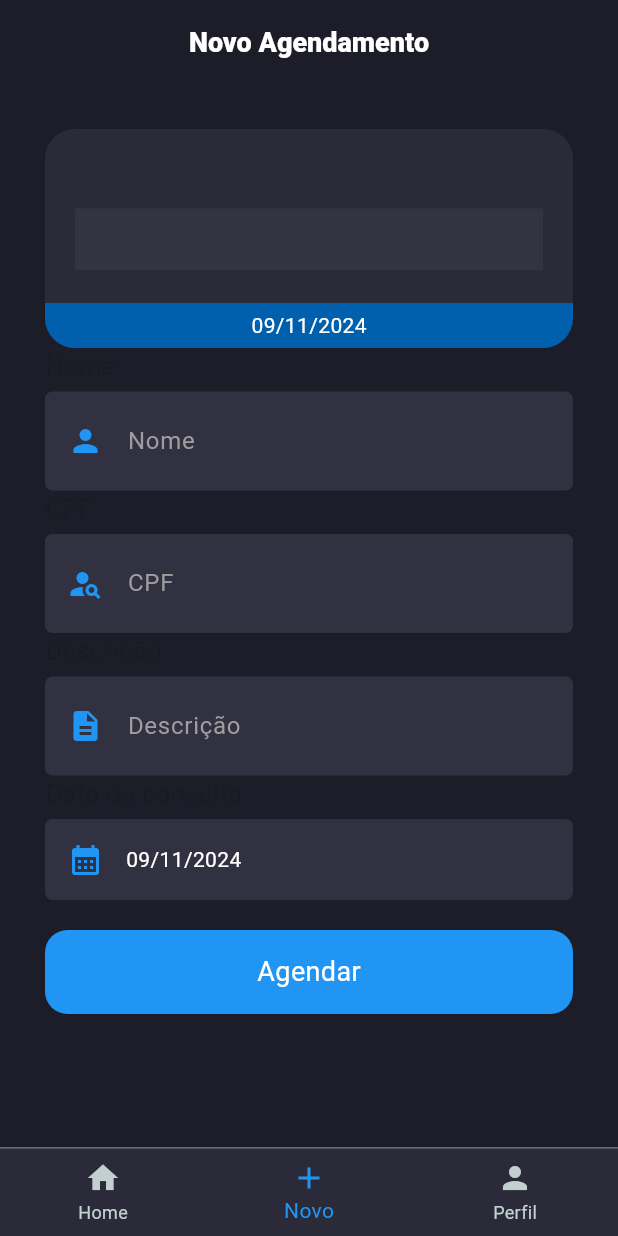
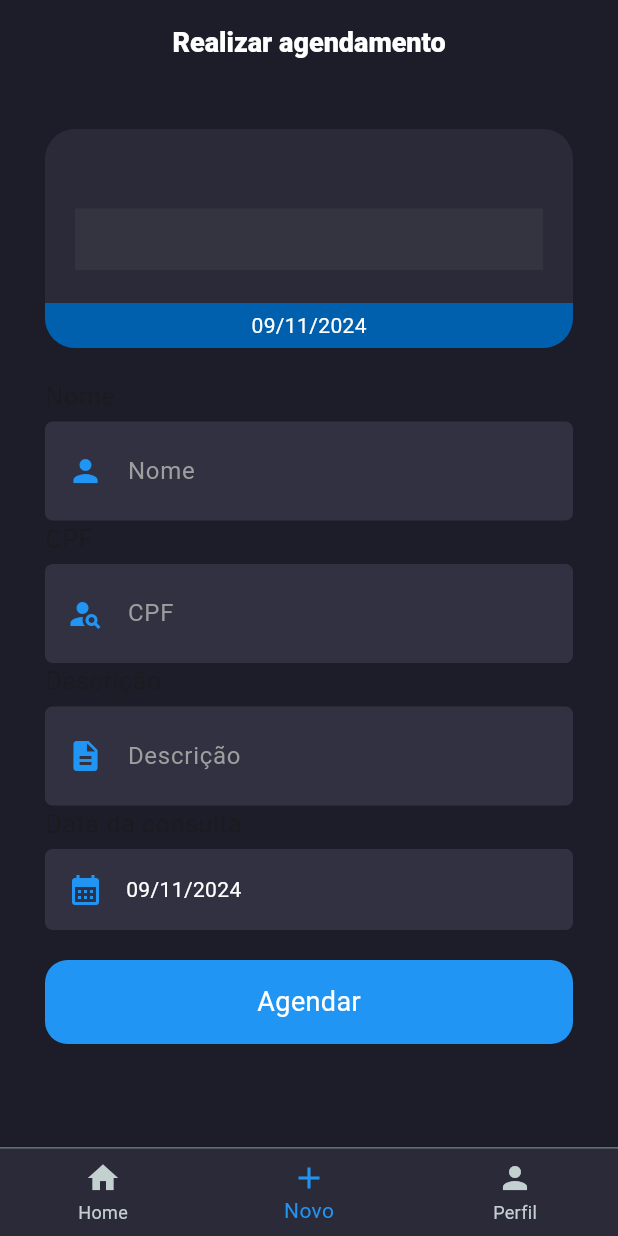
Before and after one commit to kaikdorvalo/agendify-flutter, a Flutter app: the screen it shows after launch, item 2 of the bottom bar chosen, on a phone screen of 412 x 824 dp. Run offline on Flutter 3.47's test engine with Material 3 defaults, Android fonts, the phone set to English and light mode, and no system bars; our stand-ins replace mask_text_input_formatter; network calls fail.

Commit message:
feat: update scheduling

```diff
--- a/lib/core/service/abstract/abstract_api.dart
+++ b/lib/core/service/abstract/abstract_api.dart
@@ -31,9 +31,9 @@ abstract class AbstractApi<T> {
     return response;
   }
 
-  Future<String> update(String id, dynamic body) async {
+  Future<Response> update(String id, dynamic body) async {
     var response = await http.put(
         Uri.parse("$urlLocalHost/$_recurso/$id"), jsonEncode(body));
-    return response.body;
+    return response;
   }
 }
--- a/lib/features/main/presentation/pages/main_screen.dart
+++ b/lib/features/main/presentation/pages/main_screen.dart
@@ -7,9 +7,6 @@ import 'package:agendify/features/main/presentation/components/navigation_bottom
 import 'package:flutter/material.dart';
 
 class MainScreen extends StatefulWidget {
-  SchedulingEntity editScheduling =
-      SchedulingEntity(PersonEntity('', ''), '', DateTime.now(), id: '');
-
   MainScreen({super.key});
 
   @override
@@ -18,23 +15,6 @@ class MainScreen extends StatefulWidget {
 
 class _MainScreen extends State<MainScreen> {
   int selectedIndex = 0;
-
-  void setEditScheduling(SchedulingEntity scheduling) async {
-    setState(() {
-      widget.editScheduling = scheduling;
-      if (widget.editScheduling != null && widget.editScheduling.id != '') {
-        Navigator.push(
-          context,
-          MaterialPageRoute(
-            builder: (context) => NewScreen(
-              changePage: changeIndex,
-              scheduling: widget.editScheduling,
-            ),
-          ),
-        );
-      }
-    });
-  }
 
   void changeIndex(int index) {
     setState(() {
@@ -50,11 +30,9 @@ class _MainScreen extends State<MainScreen> {
     _screens = [
       HomeScreen(
         changePage: changeIndex,
-        editScheduling: setEditScheduling,
       ),
       NewScreen(
         changePage: changeIndex,
-        scheduling: widget.editScheduling,
       ),
       ProfileScreen()
     ];
--- a/lib/features/profile/presentation/pages/profile_screen.dart
+++ b/lib/features/profile/presentation/pages/profile_screen.dart
@@ -8,7 +8,7 @@ class ProfileScreen extends StatelessWidget {
       appBar: AppBarComponent(title: 'Perfil'),
       body: Container(
         decoration: const BoxDecoration(
-          color: Color.fromARGB(255, 255, 255, 255),
+          color: Color(0xFF1D1D29),
         ),
         width: MediaQuery.of(context).size.width,
         height: MediaQuery.of(context).size.height,
--- a/lib/features/scheduling/presentation/components/list_item_component.dart
+++ b/lib/features/scheduling/presentation/components/list_item_component.dart
@@ -24,7 +24,9 @@ class _ListItemState extends State<ListItem> {
   }
 
   bool showButtons() {
-    if (widget.scheduling.id != null && widget.scheduling.id != '') {
+    if (widget.scheduling.id != null &&
+        widget.scheduling.id != '' &&
+        widget.editScheduling != null) {
       return true;
     }
     return false;
--- a/lib/features/scheduling/presentation/components/submit_buttom_component.dart
+++ b/lib/features/scheduling/presentation/components/submit_buttom_component.dart
@@ -2,11 +2,13 @@ import 'package:flutter/material.dart';
 
 class SubmitButton extends StatefulWidget {
   final Function() click;
+  String label;
 
   SubmitButton({
-    Key? key,
+    super.key,
     required this.click,
-  }) : super(key: key);
+    required this.label,
+  });
 
   @override
   _SubmitButtonState createState() => _SubmitButtonState();
@@ -30,12 +32,12 @@ class _SubmitButtonState extends State<SubmitButton> {
             borderRadius: BorderRadius.circular(15.0),
             color: const Color.fromARGB(255, 33, 149, 243),
           ),
-          child: const Row(
+          child: Row(
             mainAxisAlignment: MainAxisAlignment.center,
             children: <Widget>[
               Text(
-                'Agendar',
-                style: TextStyle(
+                widget.label,
+                style: const TextStyle(
                   color: Colors.white,
                   fontSize: 18.0,
                 ),
--- a/lib/features/scheduling/presentation/components/text_input_component.dart
+++ b/lib/features/scheduling/presentation/components/text_input_component.dart
@@ -5,6 +5,7 @@ class TextInput extends StatefulWidget {
   String label;
   String? hint;
   String? labelText;
+  String value;
   List<MaskTextInputFormatter>? masks;
   IconData icon;
   final Function(String) changeValue;
@@ -14,6 +15,7 @@ class TextInput extends StatefulWidget {
     required this.label,
     required this.icon,
     required this.changeValue,
+    required this.value,
     this.hint,
     this.labelText,
     this.masks,
@@ -24,6 +26,16 @@ class TextInput extends StatefulWidget {
 }
 
 class _TextInputState extends State<TextInput> {
+  TextEditingController controller = TextEditingController();
+
+  @override
+  void initState() {
+    super.initState();
+    setState(() {
+      controller.text = widget.value;
+    });
+  }
+
   @override
   Widget build(BuildContext context) {
     return Column(
@@ -48,10 +60,6 @@ class _TextInputState extends State<TextInput> {
           decoration: BoxDecoration(
             color: const Color(0xFF323141),
             borderRadius: BorderRadius.circular(5.0),
-            // border: Border.all(
-            //   color: const Color.fromARGB(255, 143, 143, 143),
-            //   width: 1.0,
-            // ),
           ),
           child: TextFormField(
             keyboardType: TextInputType.emailAddress,
@@ -74,6 +82,7 @@ class _TextInputState extends State<TextInput> {
               border: InputBorder.none,
             ),
             inputFormatters: widget.masks ?? [],
+            controller: controller,
             onChanged: (value) {
               widget.changeValue(value);
             },
--- a/lib/features/scheduling/presentation/pages/new_screen.dart
+++ b/lib/features/scheduling/presentation/pages/new_screen.dart
@@ -15,12 +15,16 @@ class NewScreen extends StatefulWidget {
   final Function(int) changePage;
   SchedulingEntity? scheduling;
   SchedulingService service = SchedulingService('agenda', HttpMethods());
+  String? title;
+  String? submitTitle;
 
   NewScreen({
-    Key? key,
+    super.key,
     required this.changePage,
     this.scheduling,
-  }) : super(key: key);
+    this.title,
+    this.submitTitle,
+  });
 
   @override
   _NewScreenState createState() => _NewScreenState();
@@ -43,7 +47,6 @@ class _NewScreenState extends State<NewScreen> {
   }
 
   void changeName(String value) {
-    print(widget.scheduling!.id);
     setState(() {
       name = value;
       widget.scheduling!.person.nome = name;
@@ -64,6 +67,12 @@ class _NewScreenState extends State<NewScreen> {
     });
   }
 
+  void changeId(String value) {
+    setState(() {
+      widget.scheduling!.id = value;
+    });
+  }
+
   SchedulingEntity createScheudling(
       String name, String cpf, String description, DateTime date) {
     PersonEntity person = PersonEntity(cpf, name);
@@ -75,9 +84,18 @@ class _NewScreenState extends State<NewScreen> {
     _formKey.currentState?.save();
 
     SchedulingEntity newItem = createScheudling(name, cpf, description, date);
-    var saved = await widget.service.saveScheduling(newItem);
-    widget.changePage(0);
-    clearScheduling(widget.scheduling!);
+
+    if (widget.scheduling!.id != null && widget.scheduling!.id != '') {
+      var saved = await widget.service.updateScheduling(widget.scheduling!);
+      if (saved.statusCode == 200) {
+        Navigator.pop(context);
+        clearScheduling(widget.scheduling!);
+      }
+    } else {
+      var saved = await widget.service.saveScheduling(newItem);
+      widget.changePage(0);
+      clearScheduling(widget.scheduling!);
+    }
   }
 
   void clearScheduling(SchedulingEntity scheduling) {
@@ -87,22 +105,36 @@ class _NewScreenState extends State<NewScreen> {
     scheduling.date = DateTime.now();
   }
 
-  void initState() {
-    print(widget.scheduling!.id);
-    if (widget.scheduling!.id == null || widget.scheduling!.id == '') {
-      clearScheduling(widget.scheduling!);
-    }
-
-    if (widget.scheduling!.id != null && widget.scheduling!.id != '') {
-      loadEditScheduling(widget.scheduling!);
-    }
-  }
-
   void loadEditScheduling(SchedulingEntity scheduling) {
     changeName(scheduling.person.nome);
     changeCpf(scheduling.person.cpf);
     changeDescription(scheduling.description);
     changeDate(scheduling.date);
+    changeId(scheduling.id!);
+  }
+
+  @override
+  void initState() {
+    super.initState();
+    widget.scheduling ??=
+        SchedulingEntity(PersonEntity('', ''), '', DateTime.now());
+
+    if (widget.scheduling!.id != null && widget.scheduling!.id != '') {
+      setState(() {
+        widget.title = 'Atualizar agendamento';
+        widget.submitTitle = 'Atualizar';
+      });
+      loadEditScheduling(widget.scheduling!);
+    } else {
+      setState(() {
+        widget.title = 'Realizar agendamento';
+        widget.submitTitle = 'Agendar';
+      });
+      changeName('');
+      changeCpf('');
+      changeDescription('');
+      changeDate(DateTime.now());
+    }
   }
 
   MaskTextInputFormatter cpfMask = MaskTextInputFormatter(
@@ -113,15 +145,16 @@ class _NewScreenState extends State<NewScreen> {
   @override
   Widget build(BuildContext context) {
     return Scaffold(
-      appBar: AppBarComponent(title: 'Novo Agendamento'),
+      appBar: AppBarComponent(title: widget.title!),
       body: Container(
           decoration: const BoxDecoration(
             color: Color(0xFF1D1D29),
           ),
-          padding: const EdgeInsets.all(30.0),
+          padding: const EdgeInsets.only(top: 30.0, left: 30.0, right: 30.0),
           child: Column(
             children: [
               ListItem(scheduling: widget.scheduling!),
+              const SizedBox(height: 20.0),
               Expanded(
                 child: Form(
                   key: _formKey,
@@ -133,6 +166,7 @@ class _NewScreenState extends State<NewScreen> {
                         changeValue: changeName,
                         labelText: 'Nome',
                         hint: 'Seu Nome',
+                        value: name,
                       ),
                       TextInput(
                         label: 'CPF',
@@ -141,6 +175,7 @@ class _NewScreenState extends State<NewScreen> {
                         labelText: 'CPF',
                         hint: '000.000.00-00',
                         masks: [cpfMask],
+                        value: cpf,
                       ),
                       TextInput(
                         label: 'Descrição',
@@ -148,6 +183,7 @@ class _NewScreenState extends State<NewScreen> {
                         changeValue: changeDescription,
                         labelText: 'Descrição',
                         hint: 'Realizar extração de siso...',
+                        value: description,
                       ),
                       DateInput(
                         date: date,
@@ -159,7 +195,11 @@ class _NewScreenState extends State<NewScreen> {
                       ),
                       SubmitButton(
                         click: buttonClick,
+                        label: widget.submitTitle!,
                       ),
+                      const SizedBox(
+                        height: 30.0,
+                      )
                     ],
                   ),
                 ),
```
Also changed, not shown: lib/features/scheduling/data/scheduling_service.dart (+16 -0 lines), lib/features/scheduling/presentation/pages/home_screen.dart (+16 -7 lines).
